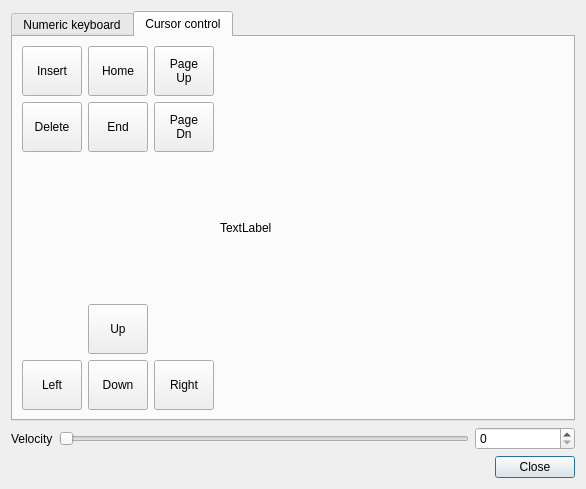
Old version of the form sources/forms/ManualControl.ui in the repository eduard-x/cnc-qt.
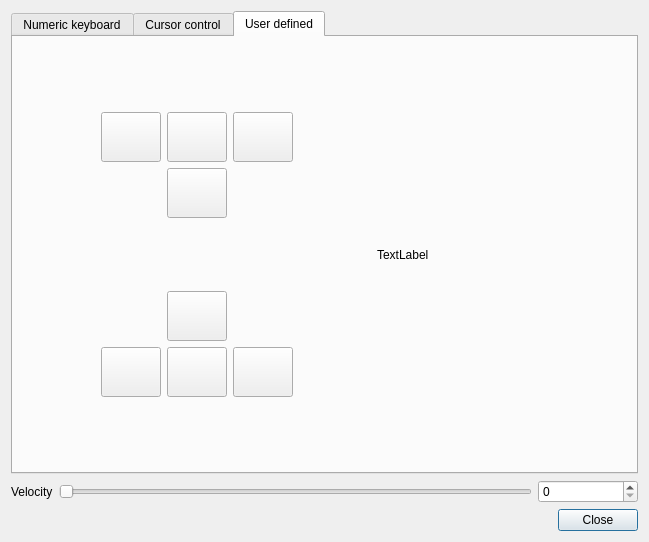
New version of the form. The open tabs and pages were chosen to show the change.

Commit message: Manual control keys handling

```diff
--- a/sources/forms/ManualControl.ui
+++ b/sources/forms/ManualControl.ui
@@ -6,12 +6,12 @@
    <rect>
     <x>0</x>
     <y>0</y>
-    <width>586</width>
-    <height>489</height>
+    <width>649</width>
+    <height>542</height>
    </rect>
   </property>
   <property name="sizePolicy">
-   <sizepolicy hsizetype="Preferred" vsizetype="Preferred">
+   <sizepolicy hsizetype="Fixed" vsizetype="Fixed">
     <horstretch>0</horstretch>
     <verstretch>0</verstretch>
    </sizepolicy>
@@ -450,10 +450,23 @@
       </attribute>
       <layout class="QGridLayout" name="gridLayout_8">
        <item row="0" column="0">
-        <layout class="QHBoxLayout" name="horizontalLayout_5">
+        <layout class="QHBoxLayout" name="secondLayout">
+         <item>
+          <spacer name="horizontalSpacer_4">
+           <property name="orientation">
+            <enum>Qt::Horizontal</enum>
+           </property>
+           <property name="sizeHint" stdset="0">
+            <size>
+             <width>40</width>
+             <height>20</height>
+            </size>
+           </property>
+          </spacer>
+         </item>
          <item>
           <layout class="QGridLayout" name="gridLayout_5">
-           <item row="1" column="0">
+           <item row="2" column="0">
             <widget class="QToolButton" name="toolCurDel">
              <property name="minimumSize">
               <size>
@@ -469,7 +482,7 @@
              </property>
             </widget>
            </item>
-           <item row="1" column="1">
+           <item row="2" column="1">
             <widget class="QToolButton" name="toolCurEnd">
              <property name="minimumSize">
               <size>
@@ -485,7 +498,7 @@
              </property>
             </widget>
            </item>
-           <item row="1" column="2">
+           <item row="2" column="2">
             <widget class="QToolButton" name="toolCurPageDn">
              <property name="minimumSize">
               <size>
@@ -502,7 +515,7 @@
              </property>
             </widget>
            </item>
-           <item row="5" column="0">
+           <item row="6" column="0">
             <widget class="QToolButton" name="toolCurLeft">
              <property name="minimumSize">
               <size>
@@ -518,7 +531,7 @@
              </property>
             </widget>
            </item>
-           <item row="5" column="1">
+           <item row="6" column="1">
             <widget class="QToolButton" name="toolCurDown">
              <property name="minimumSize">
               <size>
@@ -534,7 +547,7 @@
              </property>
             </widget>
            </item>
-           <item row="5" column="2">
+           <item row="6" column="2">
             <widget class="QToolButton" name="toolCurRight">
              <property name="minimumSize">
               <size>
@@ -550,7 +563,7 @@
              </property>
             </widget>
            </item>
-           <item row="0" column="1">
+           <item row="1" column="1">
             <widget class="QToolButton" name="toolCurHome">
              <property name="minimumSize">
               <size>
@@ -566,7 +579,7 @@
              </property>
             </widget>
            </item>
-           <item row="0" column="2">
+           <item row="1" column="2">
             <widget class="QToolButton" name="toolCurPageUp">
              <property name="minimumSize">
               <size>
@@ -583,7 +596,7 @@
              </property>
             </widget>
            </item>
-           <item row="0" column="0">
+           <item row="1" column="0">
             <widget class="QToolButton" name="toolCurInsert">
              <property name="minimumSize">
               <size>
@@ -600,6 +613,19 @@
             </widget>
            </item>
            <item row="3" column="1">
+            <spacer name="verticalSpacer">
+             <property name="orientation">
+              <enum>Qt::Vertical</enum>
+             </property>
+             <property name="sizeHint" stdset="0">
+              <size>
+               <width>20</width>
+               <height>40</height>
+              </size>
+             </property>
+            </spacer>
+           </item>
+           <item row="4" column="1">
             <widget class="QToolButton" name="toolCurUp">
              <property name="minimumSize">
               <size>
@@ -615,8 +641,21 @@
              </property>
             </widget>
            </item>
-           <item row="2" column="1">
-            <spacer name="verticalSpacer">
+           <item row="0" column="1">
+            <spacer name="verticalSpacer_4">
+             <property name="orientation">
+              <enum>Qt::Vertical</enum>
+             </property>
+             <property name="sizeHint" stdset="0">
+              <size>
+               <width>20</width>
+               <height>40</height>
+              </size>
+             </property>
+            </spacer>
+           </item>
+           <item row="7" column="1">
+            <spacer name="verticalSpacer_5">
              <property name="orientation">
               <enum>Qt::Vertical</enum>
              </property>
@@ -633,10 +672,243 @@
          <item>
           <widget class="QLabel" name="labelCursor">
            <property name="sizePolicy">
-            <sizepolicy hsizetype="Preferred" vsizetype="Preferred">
+            <sizepolicy hsizetype="MinimumExpanding" vsizetype="Preferred">
              <horstretch>0</horstretch>
              <verstretch>0</verstretch>
             </sizepolicy>
+           </property>
+           <property name="minimumSize">
+            <size>
+             <width>250</width>
+             <height>410</height>
+            </size>
+           </property>
+           <property name="text">
+            <string>TextLabel</string>
+           </property>
+          </widget>
+         </item>
+        </layout>
+       </item>
+      </layout>
+     </widget>
+     <widget class="QWidget" name="tab_3">
+      <attribute name="title">
+       <string>User defined</string>
+      </attribute>
+      <layout class="QGridLayout" name="gridLayout_4">
+       <item row="0" column="0">
+        <layout class="QHBoxLayout" name="thirdLayout">
+         <item>
+          <spacer name="horizontalSpacer_6">
+           <property name="orientation">
+            <enum>Qt::Horizontal</enum>
+           </property>
+           <property name="sizeHint" stdset="0">
+            <size>
+             <width>40</width>
+             <height>20</height>
+            </size>
+           </property>
+          </spacer>
+         </item>
+         <item>
+          <layout class="QGridLayout" name="gridLayout_6">
+           <item row="2" column="1">
+            <widget class="QToolButton" name="toolCurEnd_2">
+             <property name="minimumSize">
+              <size>
+               <width>60</width>
+               <height>50</height>
+              </size>
+             </property>
+             <property name="text">
+              <string/>
+             </property>
+             <property name="autoRepeat">
+              <bool>true</bool>
+             </property>
+            </widget>
+           </item>
+           <item row="6" column="0">
+            <widget class="QToolButton" name="toolCurLeft_2">
+             <property name="minimumSize">
+              <size>
+               <width>60</width>
+               <height>50</height>
+              </size>
+             </property>
+             <property name="text">
+              <string/>
+             </property>
+             <property name="autoRepeat">
+              <bool>true</bool>
+             </property>
+            </widget>
+           </item>
+           <item row="6" column="1">
+            <widget class="QToolButton" name="toolCurDown_2">
+             <property name="minimumSize">
+              <size>
+               <width>60</width>
+               <height>50</height>
+              </size>
+             </property>
+             <property name="text">
+              <string/>
+             </property>
+             <property name="autoRepeat">
+              <bool>true</bool>
+             </property>
+            </widget>
+           </item>
+           <item row="6" column="2">
+            <widget class="QToolButton" name="toolCurRight_2">
+             <property name="minimumSize">
+              <size>
+               <width>60</width>
+               <height>50</height>
+              </size>
+             </property>
+             <property name="text">
+              <string/>
+             </property>
+             <property name="autoRepeat">
+              <bool>true</bool>
+             </property>
+            </widget>
+           </item>
+           <item row="1" column="1">
+            <widget class="QToolButton" name="toolCurHome_2">
+             <property name="minimumSize">
+              <size>
+               <width>60</width>
+               <height>50</height>
+              </size>
+             </property>
+             <property name="text">
+              <string/>
+             </property>
+             <property name="autoRepeat">
+              <bool>true</bool>
+             </property>
+            </widget>
+           </item>
+           <item row="1" column="2">
+            <widget class="QToolButton" name="toolCurPageUp_2">
+             <property name="minimumSize">
+              <size>
+               <width>60</width>
+               <height>50</height>
+              </size>
+             </property>
+             <property name="text">
+              <string/>
+             </property>
+             <property name="autoRepeat">
+              <bool>true</bool>
+             </property>
+            </widget>
+           </item>
+           <item row="1" column="0">
+            <widget class="QToolButton" name="toolCurInsert_2">
+             <property name="minimumSize">
+              <size>
+               <width>60</width>
+               <height>50</height>
+              </size>
+             </property>
+             <property name="text">
+              <string/>
+             </property>
+             <property name="autoRepeat">
+              <bool>true</bool>
+             </property>
+            </widget>
+           </item>
+           <item row="3" column="1">
+            <spacer name="verticalSpacer_6">
+             <property name="orientation">
+              <enum>Qt::Vertical</enum>
+             </property>
+             <property name="sizeHint" stdset="0">
+              <size>
+               <width>20</width>
+               <height>40</height>
+              </size>
+             </property>
+            </spacer>
+           </item>
+           <item row="4" column="1">
+            <widget class="QToolButton" name="toolCurUp_2">
+             <property name="minimumSize">
+              <size>
+               <width>60</width>
+               <height>50</height>
+              </size>
+             </property>
+             <property name="text">
+              <string/>
+             </property>
+             <property name="autoRepeat">
+              <bool>true</bool>
+             </property>
+            </widget>
+           </item>
+           <item row="0" column="1">
+            <spacer name="verticalSpacer_7">
+             <property name="orientation">
+              <enum>Qt::Vertical</enum>
+             </property>
+             <property name="sizeHint" stdset="0">
+              <size>
+               <width>20</width>
+               <height>40</height>
+              </size>
+             </property>
+            </spacer>
+           </item>
+           <item row="7" column="1">
+            <spacer name="verticalSpacer_8">
+             <property name="orientation">
+              <enum>Qt::Vertical</enum>
+             </property>
+             <property name="sizeHint" stdset="0">
+              <size>
+               <width>20</width>
+               <height>40</height>
+              </size>
+             </property>
+            </spacer>
+           </item>
+          </layout>
+         </item>
+         <item>
+          <spacer name="horizontalSpacer_5">
+           <property name="orientation">
+            <enum>Qt::Horizontal</enum>
+           </property>
+           <property name="sizeHint" stdset="0">
+            <size>
+             <width>40</width>
+             <height>20</height>
+            </size>
+           </property>
+          </spacer>
+         </item>
+         <item>
+          <widget class="QLabel" name="labelCursor_2">
+           <property name="sizePolicy">
+            <sizepolicy hsizetype="MinimumExpanding" vsizetype="Preferred">
+             <horstretch>0</horstretch>
+             <verstretch>0</verstretch>
+            </sizepolicy>
+           </property>
+           <property name="minimumSize">
+            <size>
+             <width>250</width>
+             <height>410</height>
+            </size>
            </property>
            <property name="text">
             <string>TextLabel</string>
```
Left out of the diff: 128 changed lines with no effect on the pictures. The commit also changes 9 other files.
